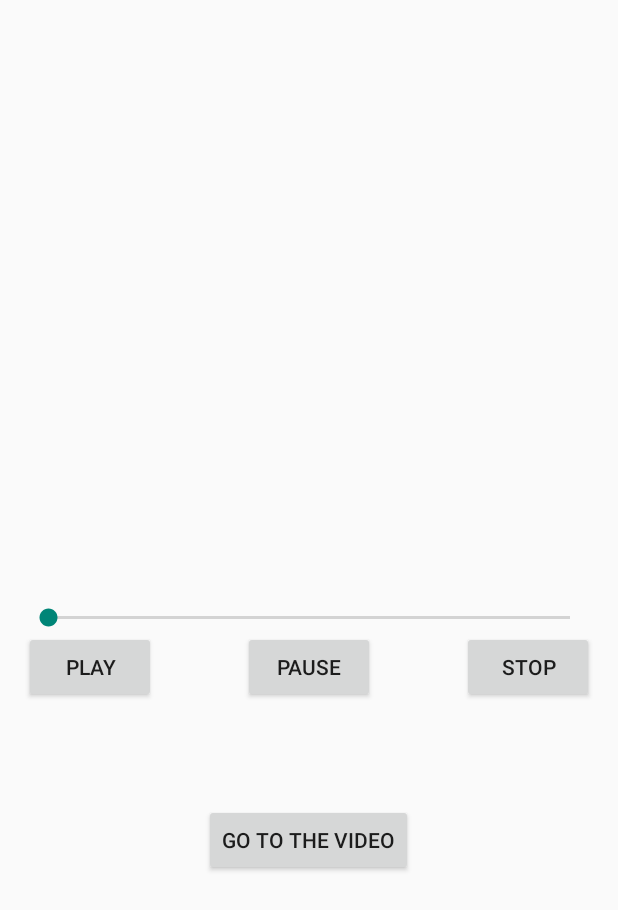
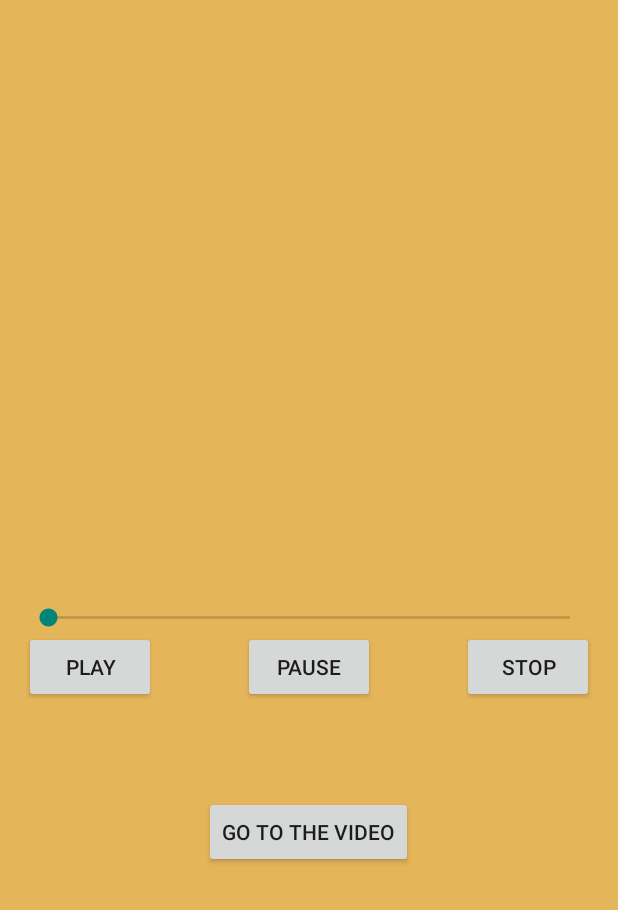
Before and after one commit to Rinzler838/SoundAndVideoLinking, an Android app: the screen it shows after launch (SoundActivity), after a tap on "PAUSE", on a phone screen of 412 x 824 dp. Shown: the top 910 px of the screen. Run offline under Robolectric (Android 15) with nearby library versions, the phone set to English and light mode, and no system bars; 1 other tap on this screen came first.

Commit message:
Added Sound and Video functionality + Color Changing

```diff
--- a/app/src/main/java/activity/ctec/soundandvideolinking/SoundActivity.java
+++ b/app/src/main/java/activity/ctec/soundandvideolinking/SoundActivity.java
@@ -8,6 +8,7 @@ import android.media.MediaPlayer;
 import android.widget.*;
 import android.view.View;
 import android.content.Intent;
+import android.graphics.Color;
 
 public class SoundActivity extends Activity implements Runnable
 {
@@ -18,6 +19,7 @@ public class SoundActivity extends Activity implements Runnable
     private MediaPlayer soundPlayer;
     private SeekBar soundSeekBar;
     private Thread soundThread;
+    private RelativeLayout background;
 
     @Override
     protected void onCreate(Bundle savedInstanceState)
@@ -31,6 +33,7 @@ public class SoundActivity extends Activity implements Runnable
         soundSeekBar = (SeekBar) findViewById(R.id.soundSeekBar);
         videoButton = (Button) findViewById(R.id.videoButton);
         soundPlayer = MediaPlayer.create(this.getBaseContext(), R.raw.tsfh);
+        background = (RelativeLayout) findViewById(R.id.background);
 
         setupListeners();
 
@@ -46,23 +49,31 @@ public class SoundActivity extends Activity implements Runnable
             public void onClick(View v)
             {
                 soundPlayer.start();
+
+                changeBackgroundColor();
             }
         });
 
         pauseButton.setOnClickListener(new View.OnClickListener()
         {
             @Override
-            public void OnClick(View v)
+            public void onClick(View v)
             {
                 soundPlayer.pause();
+
+                changeBackgroundColor();
             }
         });
 
-        stopButton.setOnClickListener(new View.OnClickListener() {
+        stopButton.setOnClickListener(new View.OnClickListener()
+        {
             @Override
-            public void onClick(View currentView) {
+            public void onClick(View currentView)
+            {
                 soundPlayer.stop();
                 soundPlayer = MediaPlayer.create(getBaseContext(), R.raw.tsfh);
+
+                changeBackgroundColor();
             }
         });
 
@@ -77,18 +88,23 @@ public class SoundActivity extends Activity implements Runnable
 
         });
 
-        soundSeekBar.setOnSeekBarChangeListener(new SeekBar.OnSeekBarChangeListener() {
+        soundSeekBar.setOnSeekBarChangeListener(new SeekBar.OnSeekBarChangeListener()
+        {
             @Override
-            public void onStopTrackingTouch(SeekBar seekBar) {
+            public void onStopTrackingTouch(SeekBar seekBar)
+            {
             }
 
             @Override
-            public void onStartTrackingTouch(SeekBar seekBar) {
+            public void onStartTrackingTouch(SeekBar seekBar)
+            {
             }
 
             @Override
-            public void onProgressChanged(SeekBar seekBar, int progress, boolean fromUser) {
-                if (fromUser) {
+            public void onProgressChanged(SeekBar seekBar, int progress, boolean fromUser)
+            {
+                if (fromUser)
+                {
                     soundPlayer.seekTo(progress);
                 }
             }
@@ -121,6 +137,21 @@ public class SoundActivity extends Activity implements Runnable
         }
     }
 
+    private void changeBackgroundColor()
+    {
+        background.setBackgroundColor(Color.rgb(255, 255, 255));
+
+        int redColor;
+        int greenColor;
+        int blueColor;
+
+        redColor = (int) (Math.random() * 256);
+        greenColor = (int) (Math.random() * 256);
+        blueColor = (int) (Math.random() * 256);
+
+        background.setBackgroundColor(Color.rgb(redColor, greenColor, blueColor));
+    }
+
     @Override
     public boolean onCreateOptionsMenu(Menu menu)
     {
--- a/app/src/main/res/layout/activity_sound.xml
+++ b/app/src/main/res/layout/activity_sound.xml
@@ -4,7 +4,8 @@
     android:paddingRight="@dimen/activity_horizontal_margin"
     android:paddingTop="@dimen/activity_vertical_margin"
     android:paddingBottom="@dimen/activity_vertical_margin" tools:context=".SoundActivity"
-    android:id="@+id/videoButton">
+    android:id="@+id/background"
+    android:background="#ffffff">
 
     <SeekBar
         android:layout_width="wrap_content"
@@ -30,7 +31,7 @@
         android:layout_height="wrap_content"
         android:text="Pause"
         android:id="@+id/pauseButton"
-        android:layout_above="@+id/videoButton"
+        android:layout_below="@+id/soundSeekBar"
         android:layout_centerHorizontal="true" />
 
     <Button
@@ -38,17 +39,17 @@
         android:layout_height="wrap_content"
         android:text="Stop"
         android:id="@+id/stopButton"
-        android:layout_above="@+id/videoButton"
-        android:layout_alignRight="@+id/soundSeekBar"
-        android:layout_alignEnd="@+id/soundSeekBar" />
+        android:layout_below="@+id/soundSeekBar"
+        android:layout_alignParentRight="true"
+        android:layout_alignParentEnd="true" />
 
     <Button
         android:layout_width="wrap_content"
         android:layout_height="wrap_content"
         android:text="@string/video_button"
         android:id="@+id/videoButton"
-        android:layout_marginTop="67dp"
-        android:layout_below="@+id/playButton"
-        android:layout_centerHorizontal="true" />
+        android:layout_below="@+id/pauseButton"
+        android:layout_centerHorizontal="true"
+        android:layout_marginTop="62dp" />
 
 </RelativeLayout>
--- a/app/src/main/res/layout/activity_video.xml
+++ b/app/src/main/res/layout/activity_video.xml
@@ -4,7 +4,9 @@
     android:paddingRight="@dimen/activity_horizontal_margin"
     android:paddingTop="@dimen/activity_vertical_margin"
     android:paddingBottom="@dimen/activity_vertical_margin"
-    tools:context="activity.ctec.soundandvideolinking.VideoActivity">
+    tools:context="activity.ctec.soundandvideolinking.VideoActivity"
+    android:id="@+id/backgroundTwo"
+    android:background="#ffffff">
 
     <Button
         android:layout_width="wrap_content"
```
Also changed, not shown: app/src/main/java/activity/ctec/soundandvideolinking/VideoActivity.java (+51 -6 lines), 1 other file.
